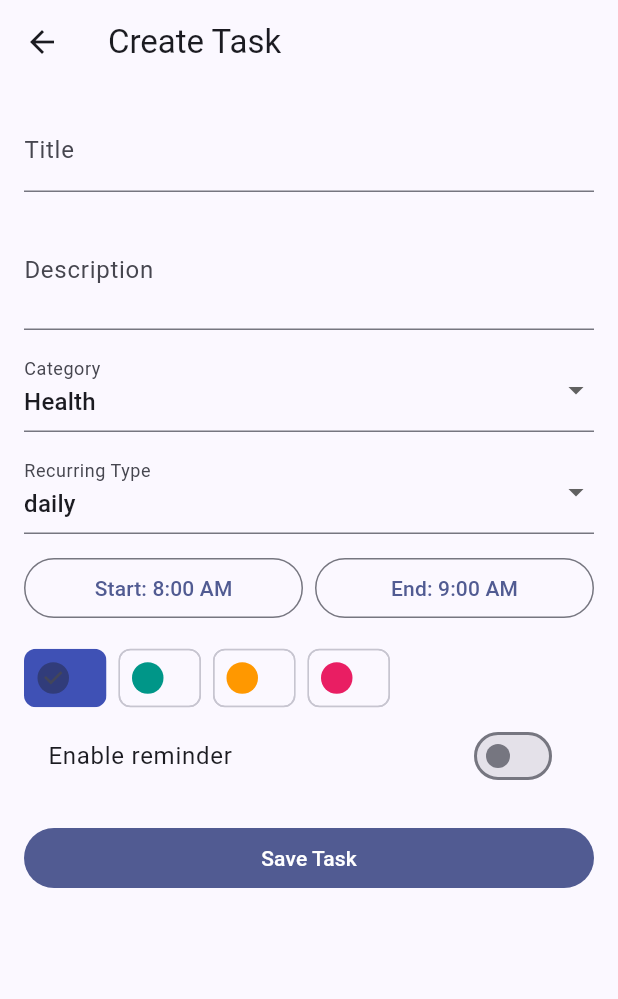
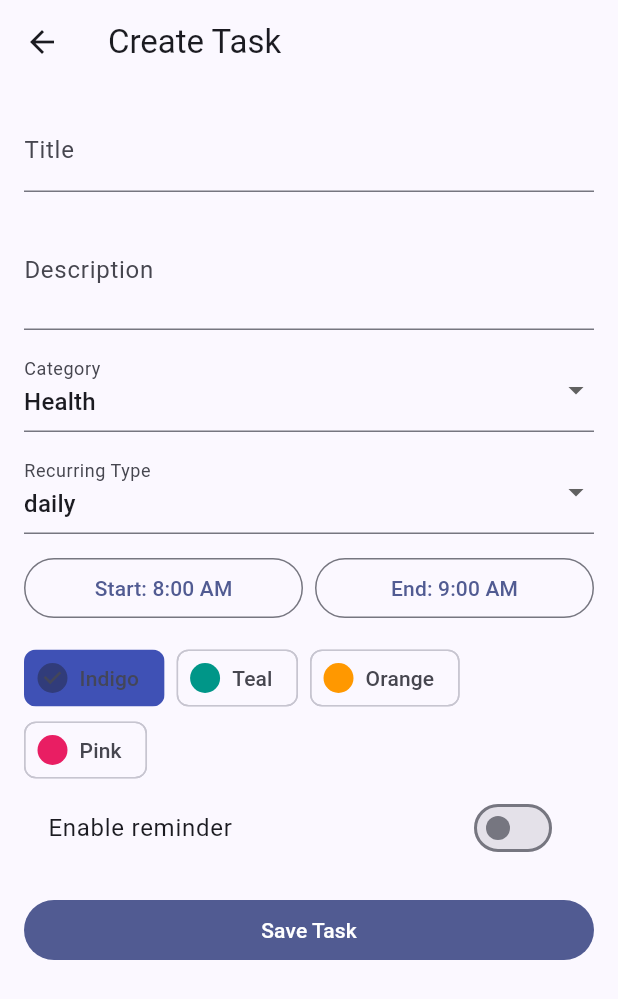
Before and after one commit to Siddharth-626/DisciplineApp, a Flutter app: the TaskFormScreen screen opened directly, on a phone screen of 412 x 824 dp. Shown: the top 999 px of the screen. Run offline on Flutter 3.47's test engine with Material 3 defaults, Android fonts, the phone set to English and light mode, and no system bars; our stand-ins replace cloud_firestore, firebase_auth, firebase_core, firebase_messaging, fl_chart, flutter_local_notifications and 3 more; accounts and stored records are empty.

Commit message:
🎨 Palette: Improve accessibility and add confirmation for destructive actions
- Add confirmation dialog before deleting tasks in TasksScreen.
- Add tooltips to 'View Dashboard', 'Logout', and 'Delete Task' icon buttons for better accessibility.
- Add meaningful labels and tooltips to color selection ChoiceChips in TaskFormScreen.
- Fix lint error in dashboard_metrics.dart (double literal).
- Add .gitignore to exclude build artifacts.
- Document UX learnings in .Jules/palette.md.

Co-authored-by: Siddharth-626 <175191842+Siddharth-626@users.noreply.github.com>

```diff
--- a/lib/features/dashboard/domain/dashboard_metrics.dart
+++ b/lib/features/dashboard/domain/dashboard_metrics.dart
@@ -52,7 +52,7 @@ class DashboardMetrics {
 
     final streakStats = _calculateStreaks(logs);
     final total = completed + skipped + missed;
-    final productivity = total == 0 ? 0 : (completed / total) * 100;
+    final productivity = total == 0 ? 0.0 : (completed / total) * 100.0;
 
     return DashboardMetrics(
       completed: completed,
--- a/lib/features/tasks/presentation/task_form_screen.dart
+++ b/lib/features/tasks/presentation/task_form_screen.dart
@@ -114,13 +114,19 @@ class _TaskFormScreenState extends ConsumerState<TaskFormScreen> {
             Wrap(
               spacing: 8,
               children: [
-                for (final color in [Colors.indigo, Colors.teal, Colors.orange, Colors.pink])
+                for (final entry in {
+                  Colors.indigo: 'Indigo',
+                  Colors.teal: 'Teal',
+                  Colors.orange: 'Orange',
+                  Colors.pink: 'Pink',
+                }.entries)
                   ChoiceChip(
-                    label: const Text(''),
-                    selectedColor: color,
-                    selected: _color == color.value,
-                    onSelected: (_) => setState(() => _color = color.value),
-                    avatar: CircleAvatar(backgroundColor: color),
+                    label: Text(entry.value),
+                    selectedColor: entry.key,
+                    selected: _color == entry.key.value,
+                    onSelected: (_) => setState(() => _color = entry.key.value),
+                    avatar: CircleAvatar(backgroundColor: entry.key),
+                    tooltip: 'Select ${entry.value} color',
                   ),
               ],
             ),
--- a/lib/widgets/task_card.dart
+++ b/lib/widgets/task_card.dart
@@ -24,7 +24,11 @@ class TaskCard extends StatelessWidget {
         subtitle: Text(
           '${task.category} • ${DateFormat.Hm().format(task.startTime)} - ${DateFormat.Hm().format(task.endTime)}',
         ),
-        trailing: IconButton(icon: const Icon(Icons.delete_outline), onPressed: onDelete),
+        trailing: IconButton(
+          icon: const Icon(Icons.delete_outline),
+          onPressed: onDelete,
+          tooltip: 'Delete Task',
+        ),
       ),
     );
   }
```
Also changed, not shown: lib/features/tasks/presentation/tasks_screen.dart (+24 -1 lines), 2 other files.
